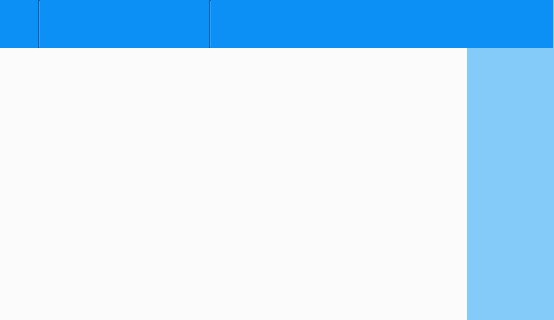
First picture: the form in src/mainwindow.ui, repository Txikilinux/abuledu-minitexte, before the edit; both pictures show x 470 to 1024 and y 0 to 320 of the 1024 by 600 pixel window.
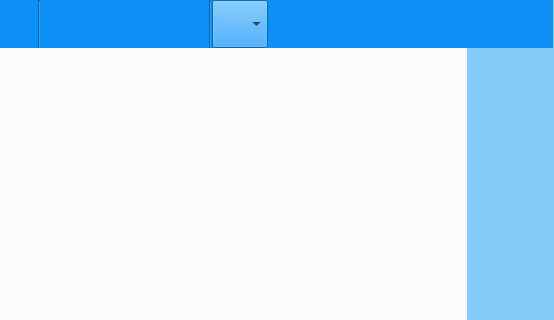
Second picture: the form after the edit. The open tabs and pages were chosen to show the change. Icons and pictures are not drawn. Custom widgets are drawn as their Qt base class.

Commit message: [#3752] New implementation choix couleur du texte

Diff of the .ui file:
```diff
--- a/src/mainwindow.ui
+++ b/src/mainwindow.ui
@@ -560,12 +560,33 @@
             </widget>
            </item>
            <item>
-            <widget class="QToolButton" name="btn_color">
+            <widget class="QComboBox" name="cb_colorChooser">
+             <property name="sizePolicy">
+              <sizepolicy hsizetype="Fixed" vsizetype="Fixed">
+               <horstretch>0</horstretch>
+               <verstretch>0</verstretch>
+              </sizepolicy>
+             </property>
+             <property name="minimumSize">
+              <size>
+               <width>0</width>
+               <height>0</height>
+              </size>
+             </property>
+             <property name="maximumSize">
+              <size>
+               <width>56</width>
+               <height>48</height>
+              </size>
+             </property>
              <property name="focusPolicy">
               <enum>Qt::NoFocus</enum>
              </property>
-             <property name="text">
-              <string notr="true"/>
+             <property name="sizeAdjustPolicy">
+              <enum>QComboBox::AdjustToMinimumContentsLengthWithIcon</enum>
+             </property>
+             <property name="minimumContentsLength">
+              <number>16</number>
              </property>
              <property name="iconSize">
               <size>
@@ -573,15 +594,6 @@
                <height>48</height>
               </size>
              </property>
-             <property name="checkable">
-              <bool>false</bool>
-             </property>
-             <property name="autoExclusive">
-              <bool>false</bool>
-             </property>
-             <property name="autoRaise">
-              <bool>true</bool>
-             </property>
             </widget>
            </item>
            <item>
```
Left out of the diff: 26 changed lines with no effect on the pictures. The commit also changes 2 other files.
